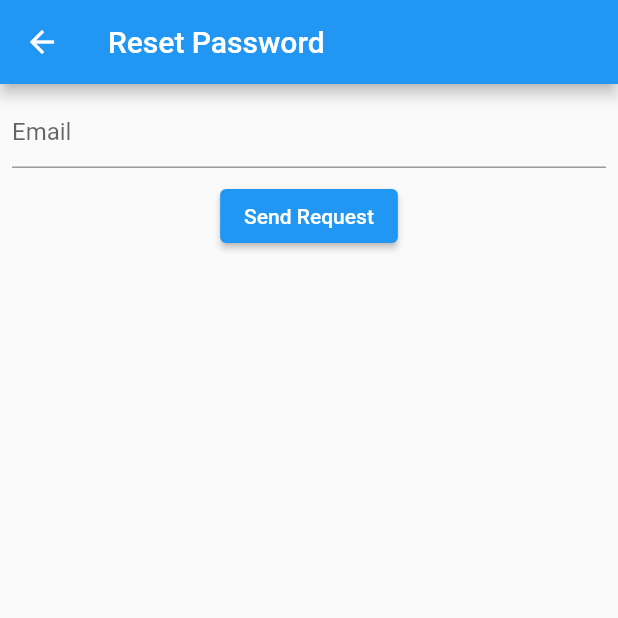
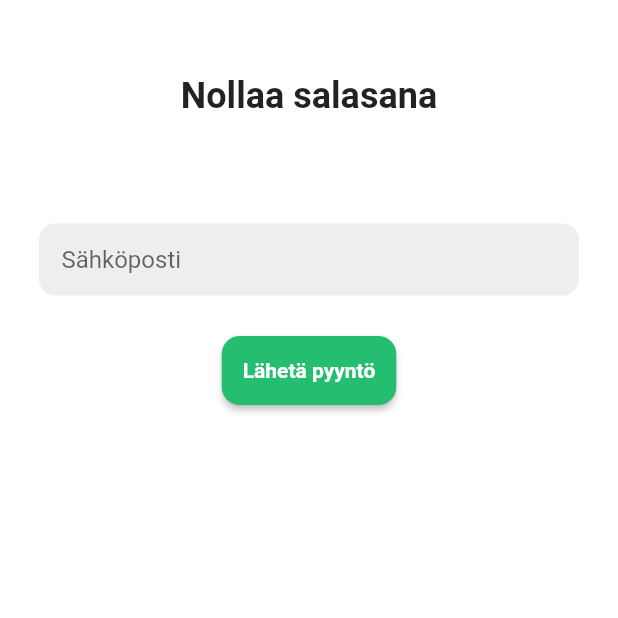
Before and after one commit to Mobiilikehitys-projekti-R6/Library-Application, a Flutter app: the ResetScreen screen opened directly, on a phone screen of 412 x 824 dp, the top half of it. Run offline on Flutter 3.47's test engine with Material 2 defaults, Android fonts, the phone set to English and light mode, and no system bars; our stand-ins replace cloud_firestore, firebase_auth, firebase_core, firebase_storage, image_picker, table_calendar; accounts and stored records are empty.

Commit message:
Reset.dart UI parannettu

```diff
--- a/library_app/lib/pages/login_page.dart
+++ b/library_app/lib/pages/login_page.dart
@@ -225,7 +225,11 @@ class _LoginPageState extends State<LoginPage> {
             mainAxisAlignment: MainAxisAlignment.center,
             children: [
               TextButton(
-                  child: Text('Forgot Password?'),
+                  child: Text('Unohtuiko salasana?',
+                            style: TextStyle(
+                              fontWeight: FontWeight.bold,
+                              color: Color(0xFF25BE70),
+                          ),),
                   onPressed: () => Navigator.of(context).push(
                         MaterialPageRoute(builder: (context) => ResetScreen()),
                       ))
--- a/library_app/lib/pages/reset.dart
+++ b/library_app/lib/pages/reset.dart
@@ -14,40 +14,75 @@ class _ResetScreenState extends State<ResetScreen> {
   @override
   Widget build(BuildContext context) {
     return Scaffold(
-      appBar: AppBar(title: Text('Reset Password'),),
-      body: Column(
-        children: [
+      backgroundColor: Colors.white,
+      body: SafeArea(
+        child: Center(
+            child: Column(children: [
+          const SizedBox(height: 50),
+
+          // Hello!
+          const Text(
+            'Nollaa salasana',
+            style: TextStyle(
+              fontWeight: FontWeight.bold,
+              fontSize: 24,
+            ),
+          ),
+
+          const SizedBox(height: 70),
+
+          // email textfield
           Padding(
-            padding: const EdgeInsets.all(8.0),
+            padding: const EdgeInsets.symmetric(horizontal: 25.0),
+            child: Container(
+              decoration: BoxDecoration(
+                color: Colors.grey[200],
+                border: Border.all(color: Colors.white),
+                borderRadius: BorderRadius.circular(12),
+              ),
+              child: Padding(
+                padding: EdgeInsets.only(left: 15.0),
                 child: TextField(
-              keyboardType: TextInputType.emailAddress,
                   decoration: InputDecoration(
-                hintText: 'Email'
+                    border: InputBorder.none,
+                    hintText: 'Sähköposti',
                   ),
                     onChanged: (value) {
                       setState(() {
                         email = value.trim();
                 });
-              },
+  }),
               ),
             ),
-          Row(
-            mainAxisAlignment: MainAxisAlignment.spaceAround,
-            children: [
+          ),
+          const SizedBox(height: 25),
           ElevatedButton(
-                child: Text('Send Request'),
+            child: Text(
+              'Lähetä pyyntö',
+              style: TextStyle(
+                color: Colors.white,
+                fontWeight: FontWeight.bold,
+                fontSize: 14,
+              ),
+            ),
+            style: ElevatedButton.styleFrom(
+              backgroundColor: Color(0xFF25BE70),
+              shape: RoundedRectangleBorder(
+                borderRadius: BorderRadius.circular(12),
+              ),
+              textStyle: TextStyle(
+                fontWeight: FontWeight.bold,
+                fontSize: 14,
+              ),
+              padding: EdgeInsets.symmetric(vertical: 15, horizontal: 14),
+            ),
                 onPressed: () {
                   auth.sendPasswordResetEmail(email: email);
                   Navigator.of(context).pop();
                 },
-
-                )
-
-
-            ],
           ),
-
-        ],),
+        ])),
+      ),
     );
   }
 }
```
Lines whose indentation alone changed are shown as unchanged.
